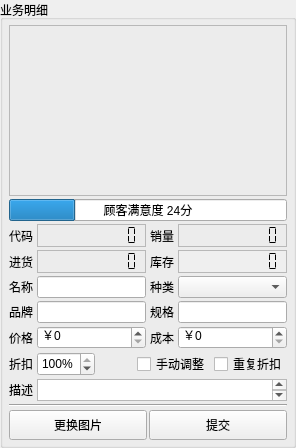
This is cosmetic_src/Business/BusinessDetailWidget.ui in oaheiw/darwinner as Qt 5 draws it before an edit. The edited form follows.
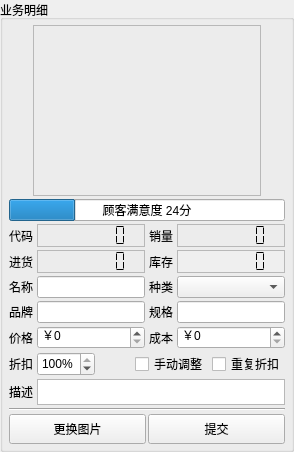
This is the edited form. Icons and pictures are not drawn.

What changed in the file:
```diff
--- a/cosmetic_src/Business/BusinessDetailWidget.ui
+++ b/cosmetic_src/Business/BusinessDetailWidget.ui
@@ -6,8 +6,8 @@
    <rect>
     <x>0</x>
     <y>0</y>
-    <width>250</width>
-    <height>445</height>
+    <width>294</width>
+    <height>452</height>
    </rect>
   </property>
   <property name="windowTitle">
@@ -25,7 +25,7 @@
      <property name="title">
       <string>业务明细</string>
      </property>
-     <layout class="QVBoxLayout" name="verticalLayout" stretch="5,0,0,0,0,0,0,0,2,0,0">
+     <layout class="QVBoxLayout" name="verticalLayout" stretch="0,0,0,0,0,0,0,0,0,0,0">
       <property name="spacing">
        <number>3</number>
       </property>
@@ -42,7 +42,7 @@
        <number>5</number>
       </property>
       <item>
-       <layout class="QHBoxLayout" name="horizontalLayout_9" stretch="0">
+       <layout class="QHBoxLayout" name="horizontalLayout_9" stretch="5">
         <property name="spacing">
          <number>0</number>
         </property>
@@ -60,6 +60,12 @@
             <height>171</height>
            </size>
           </property>
+          <property name="maximumSize">
+           <size>
+            <width>228</width>
+            <height>171</height>
+           </size>
+          </property>
           <property name="sizeIncrement">
            <size>
             <width>4</width>
@@ -135,7 +141,7 @@
            <enum>QFrame::Sunken</enum>
           </property>
           <property name="numDigits">
-           <number>10</number>
+           <number>7</number>
           </property>
           <property name="segmentStyle">
            <enum>QLCDNumber::Flat</enum>
@@ -158,7 +164,7 @@
            <enum>QFrame::Sunken</enum>
           </property>
           <property name="numDigits">
-           <number>10</number>
+           <number>7</number>
           </property>
           <property name="segmentStyle">
            <enum>QLCDNumber::Flat</enum>
@@ -188,7 +194,7 @@
            <enum>QFrame::Sunken</enum>
           </property>
           <property name="numDigits">
-           <number>10</number>
+           <number>7</number>
           </property>
           <property name="segmentStyle">
            <enum>QLCDNumber::Flat</enum>
@@ -217,7 +223,7 @@
            <bool>false</bool>
           </property>
           <property name="numDigits">
-           <number>10</number>
+           <number>7</number>
           </property>
           <property name="segmentStyle">
            <enum>QLCDNumber::Flat</enum>
@@ -548,7 +554,7 @@
           </property>
           <property name="minimumSize">
            <size>
-            <width>80</width>
+            <width>60</width>
             <height>30</height>
            </size>
           </property>
@@ -567,7 +573,7 @@
           </property>
           <property name="minimumSize">
            <size>
-            <width>80</width>
+            <width>60</width>
             <height>30</height>
            </size>
           </property>
```
